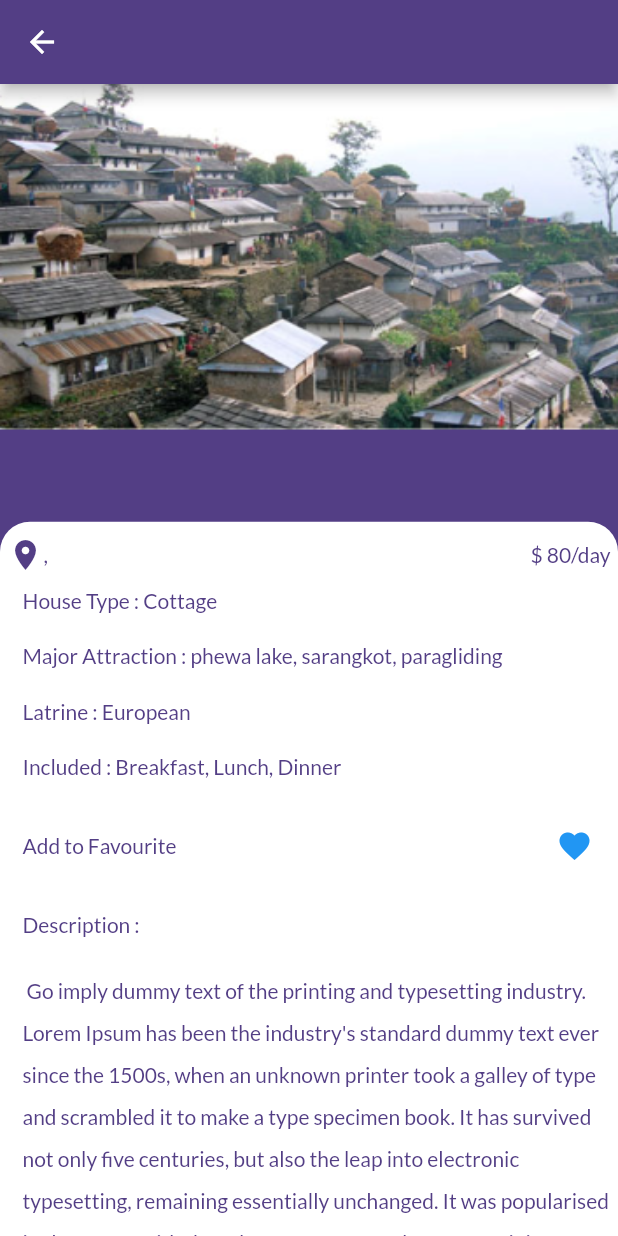
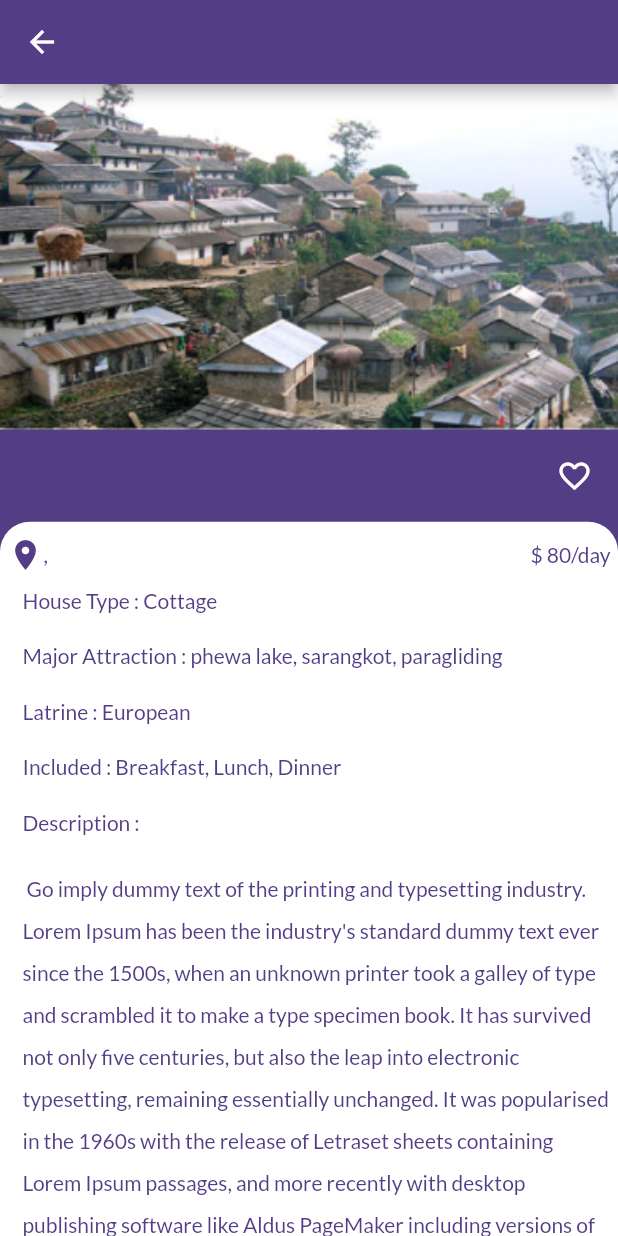
Before and after one commit to ashutoshbr/Yatra, a Flutter app: the descriptionPage screen opened directly with empty values, on a phone screen of 412 x 824 dp. Run offline on Flutter 3.47's test engine with Material 2 defaults, Android fonts, the phone set to English and light mode, and no system bars; our stand-ins replace flutter_svg, google_fonts, introduction_screen, shared_preferences; accounts and stored records are empty.

Commit message:
fav icon places, reserved button added and this is my last push for the project

```diff
--- a/homestay/lib/pages/description.dart
+++ b/homestay/lib/pages/description.dart
@@ -32,12 +32,19 @@ class _descriptionPageState extends State<descriptionPage> {
   String ownerMail = 'imrich@gmail.com';
   String ownerPhone = '9800000000';
   String ownerTelephone = '01-222222';
-  bool isFavourite = true;
+
+  bool isFavourite = false;
   @override
+  void _toggleFavourite() {
+    setState(() {
+      isFavourite = !isFavourite;
+    });
+  }
+
   Widget build(BuildContext context) {
     return Scaffold(
       appBar: AppBar(
-        title: Text(widget.homestayname),
+        title: FittedBox(child: Text(widget.homestayname)),
       ),
       body: SingleChildScrollView(
         child: Column(
@@ -65,14 +72,38 @@ class _descriptionPageState extends State<descriptionPage> {
                   height: (MediaQuery.of(context).size.height -
                           AppBar().preferredSize.height) *
                       0.080,
-                  child: Center(
+                  child: Padding(
+                    padding: const EdgeInsets.fromLTRB(10, 0, 5, 0),
+                    child: Row(
+                        mainAxisAlignment: MainAxisAlignment.spaceBetween,
+                        children: [
+                          Container(
+                            width: MediaQuery.of(context).size.width * 0.7,
+                            child: FittedBox(
                               child: Text(
                                 widget.homestayname,
                                 style: GoogleFonts.lato(
                                   color: Colors.white,
-                        fontSize: 20,
+                                  fontSize: 18,
                                 ),
                               ),
+                            ),
+                          ),
+                          IconButton(
+                            onPressed: () {
+                              _toggleFavourite();
+                            },
+                            icon: isFavourite
+                                ? Icon(
+                                    Icons.favorite,
+                                    color: Colors.white,
+                                  )
+                                : Icon(
+                                    Icons.favorite_border,
+                                    color: Colors.white,
+                                  ),
+                          ),
+                        ]),
                   ),
                 ),
                 //---------------->contains details like address, description etc.<--------------//
@@ -123,25 +154,32 @@ class _descriptionPageState extends State<descriptionPage> {
                           padding: EdgeInsets.fromLTRB(10, 10, 0, 10),
                           child: Text('Included : Breakfast, Lunch, Dinner'),
                         ),
-                        Padding(
-                          padding: EdgeInsets.fromLTRB(10, 10, 0, 10),
-                          child: Row(
-                            mainAxisAlignment: MainAxisAlignment.spaceBetween,
-                            children: [
-                              Text('Add to Favourite'),
-                              IconButton(
-                                  icon: Icon(Icons.favorite,
-                                      color: isFavourite
-                                          ? Colors.blue
-                                          : Theme.of(context).primaryColor),
-                                  onPressed: () {
-                                    setState(() {
-                                      isFavourite = !isFavourite;
-                                    });
-                                  })
-                            ],
-                          ),
-                        ),
+                        // Padding(
+                        //   padding: EdgeInsets.fromLTRB(10, 10, 0, 10),
+                        //   child: Row(
+                        //     // mainAxisAlignment: MainAxisAlignment.spaceBetween,
+                        //     children: [
+                        //       Text('Add to Favourite'),
+
+                        //       //----------------->favourite icon<------------------//
+
+                        //       IconButton(
+                        //         onPressed: () {
+                        //           _toggleFavourite();
+                        //         },
+                        //         icon: isFavourite
+                        //             ? Icon(
+                        //                 Icons.favorite,
+                        //                 color: Theme.of(context).primaryColor,
+                        //               )
+                        //             : Icon(
+                        //                 Icons.favorite_border,
+                        //                 color: Theme.of(context).primaryColor,
+                        //               ),
+                        //       ),
+                        //     ],
+                        //   ),
+                        // ),
                         Padding(
                           padding: EdgeInsets.fromLTRB(10, 10, 0, 10),
                           child: Text('Description :'),
@@ -152,6 +190,27 @@ class _descriptionPageState extends State<descriptionPage> {
                             description,
                             style: TextStyle(
                               height: 2,
+                            ),
+                          ),
+                        ),
+                        Center(
+                          child: SizedBox(
+                            width: 150,
+                            height: 50,
+                            child: ElevatedButton(
+                              child: Text(
+                                'Reserve',
+                                style: GoogleFonts.lato(fontSize: 20),
+                              ),
+                              onPressed: () {},
+                              style: ButtonStyle(
+                                shape: MaterialStateProperty.all<
+                                    RoundedRectangleBorder>(
+                                  RoundedRectangleBorder(
+                                    borderRadius: BorderRadius.circular(20),
+                                  ),
+                                ),
+                              ),
                             ),
                           ),
                         ),
--- a/homestay/lib/pages/main_home.dart
+++ b/homestay/lib/pages/main_home.dart
@@ -15,7 +15,7 @@ class MainHome extends StatefulWidget {
 }
 
 class _MainHomeState extends State<MainHome> {
-  String homestayname = "Pokhara HomeStay";
+  String homestayname = "Pokhara Royal Family Homestay";
   String address = "Swoyambhu";
   String city = "Kathmandu";
   @override
```
Lines whose indentation alone changed are shown as unchanged.
